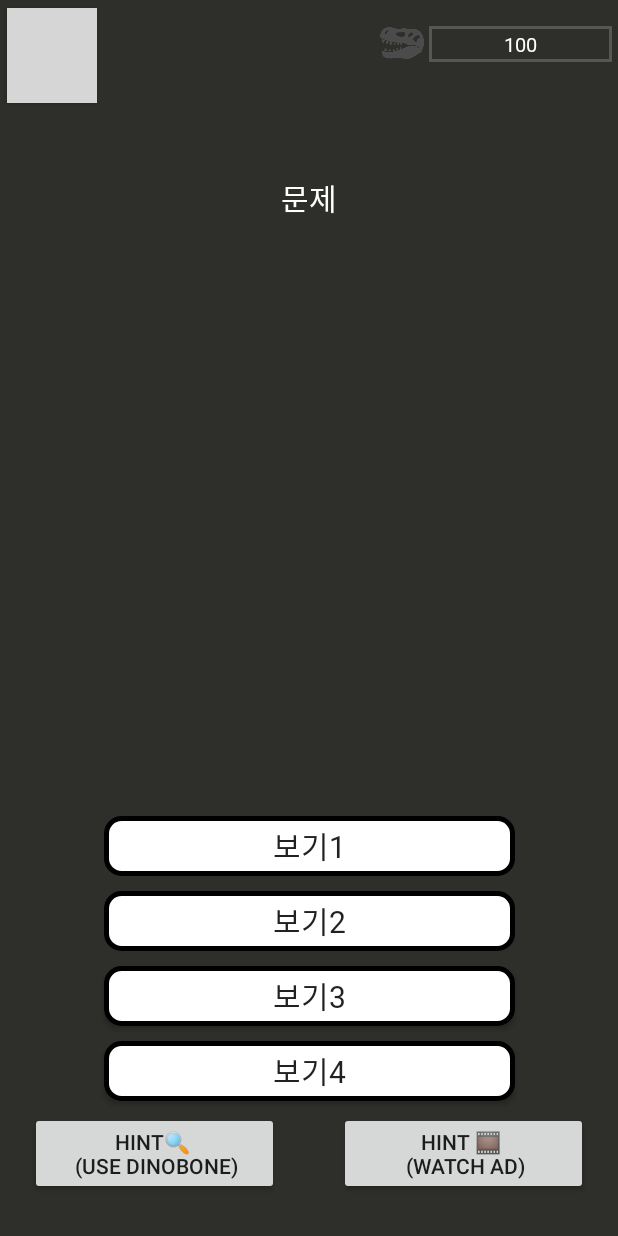
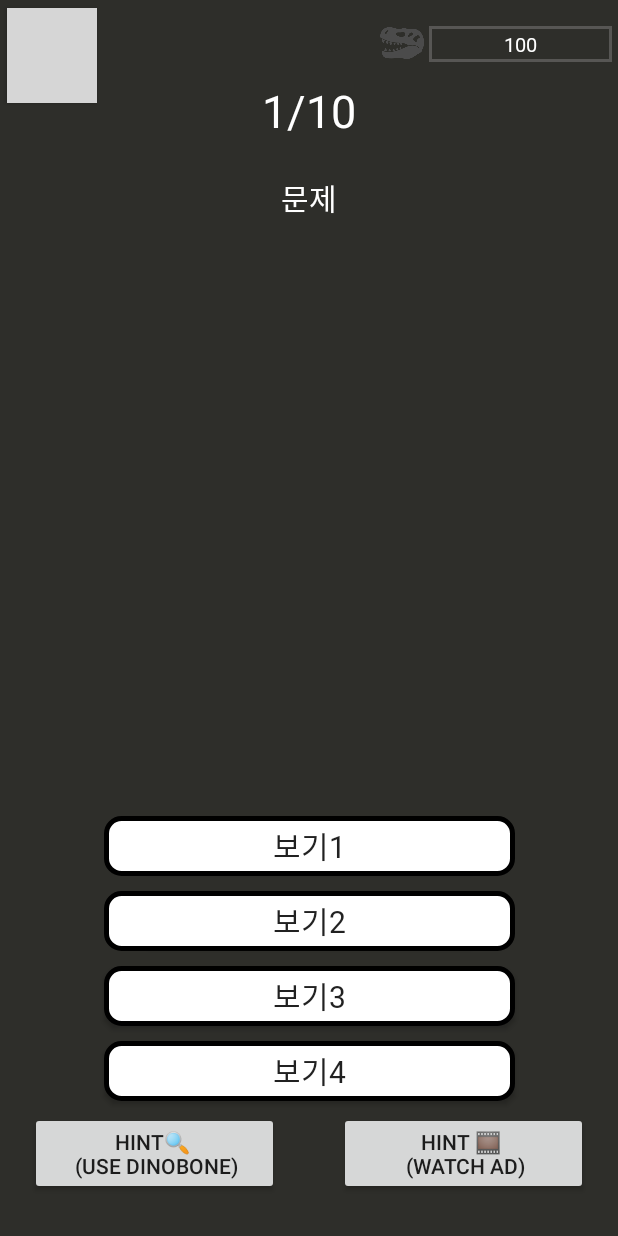
Before and after one commit to hyojunahn111/ARKQuiz, an Android app: the QuizpageEasy screen opened directly, with no data from a screen before it, on a phone screen of 412 x 824 dp. Run offline under Robolectric (Android 15) with nearby library versions, the phone set to English and light mode, and no system bars; our stand-ins replace AdMob; 3 statements that could not run were skipped; grey boxes are pictures that could not be loaded.

Commit message:
QuizPage에 문제 개수 표시

```diff
--- a/app/src/main/res/layout/activity_quizpage_easy.xml
+++ b/app/src/main/res/layout/activity_quizpage_easy.xml
@@ -31,6 +31,18 @@
         app:layout_constraintStart_toStartOf="parent"
         app:layout_constraintTop_toTopOf="parent"
         app:layout_constraintVertical_bias="0.007" />
+
+    <TextView
+        android:id="@+id/TextView_numberOfQuiz"
+        android:layout_width="wrap_content"
+        android:layout_height="wrap_content"
+        app:layout_constraintLeft_toLeftOf="parent"
+        app:layout_constraintRight_toRightOf="parent"
+        app:layout_constraintTop_toTopOf="parent"
+        app:layout_constraintBottom_toBottomOf="@id/TextView_quiz"
+        android:textSize="30dp"
+        android:textColor="#FFFFFF"
+        ></TextView>
 
     <TextView
         android:id="@+id/TextView_dino_egg"
```
Also changed, not shown: app/src/main/java/com/example/arkquiz/QuizpageEasy.java (+27 -1 lines).
